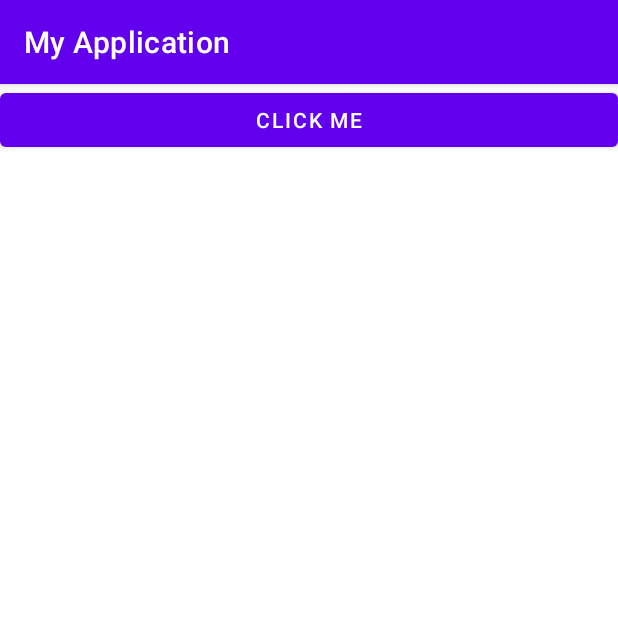
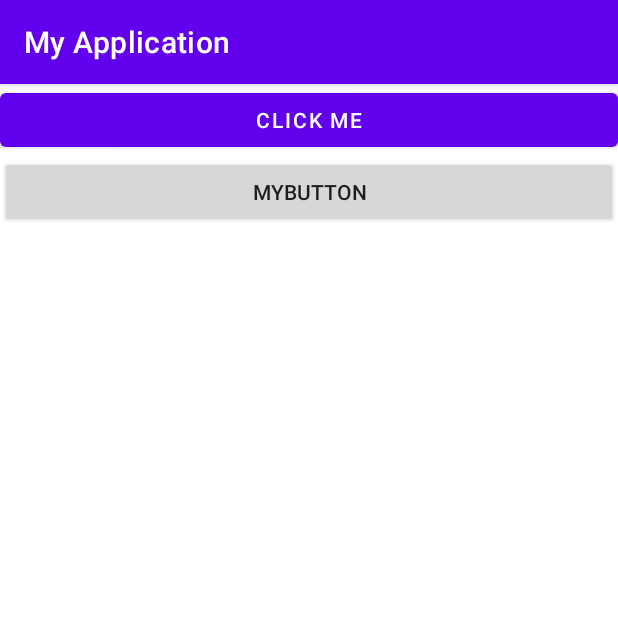
Before and after one commit to xiuyi007/Android_learning, an Android app: the EventActivity screen opened directly, with no data from a screen before it, on a phone screen of 412 x 824 dp, the top half of it. Run offline under Robolectric (Android 15) with nearby library versions, the phone set to English and light mode, and no system bars.

Commit message:
add the callback function learning, most about the priority

```diff
--- a/app/src/main/res/layout/activity_event.xml
+++ b/app/src/main/res/layout/activity_event.xml
@@ -4,7 +4,8 @@
     xmlns:tools="http://schemas.android.com/tools"
     android:layout_width="match_parent"
     android:layout_height="match_parent"
-    tools:context=".EventActivity">
+    tools:context=".EventActivity"
+    android:orientation="vertical">
 
     <Button
         android:layout_width="match_parent"
@@ -13,4 +14,10 @@
         android:text="Click me"
         android:onClick="show" />
 
+    <com.li.myapplication.widget.MyButton
+        android:layout_width="match_parent"
+        android:layout_height="wrap_content"
+        android:id="@+id/btn_my"
+        android:text="MYBUTTON" />
+
 </LinearLayout>
```
Also changed, not shown: app/src/main/java/com/li/myapplication/EventActivity.java (+30 -0 lines), app/src/main/java/com/li/myapplication/widget/MyButton.java (added, +39 -0 lines).
